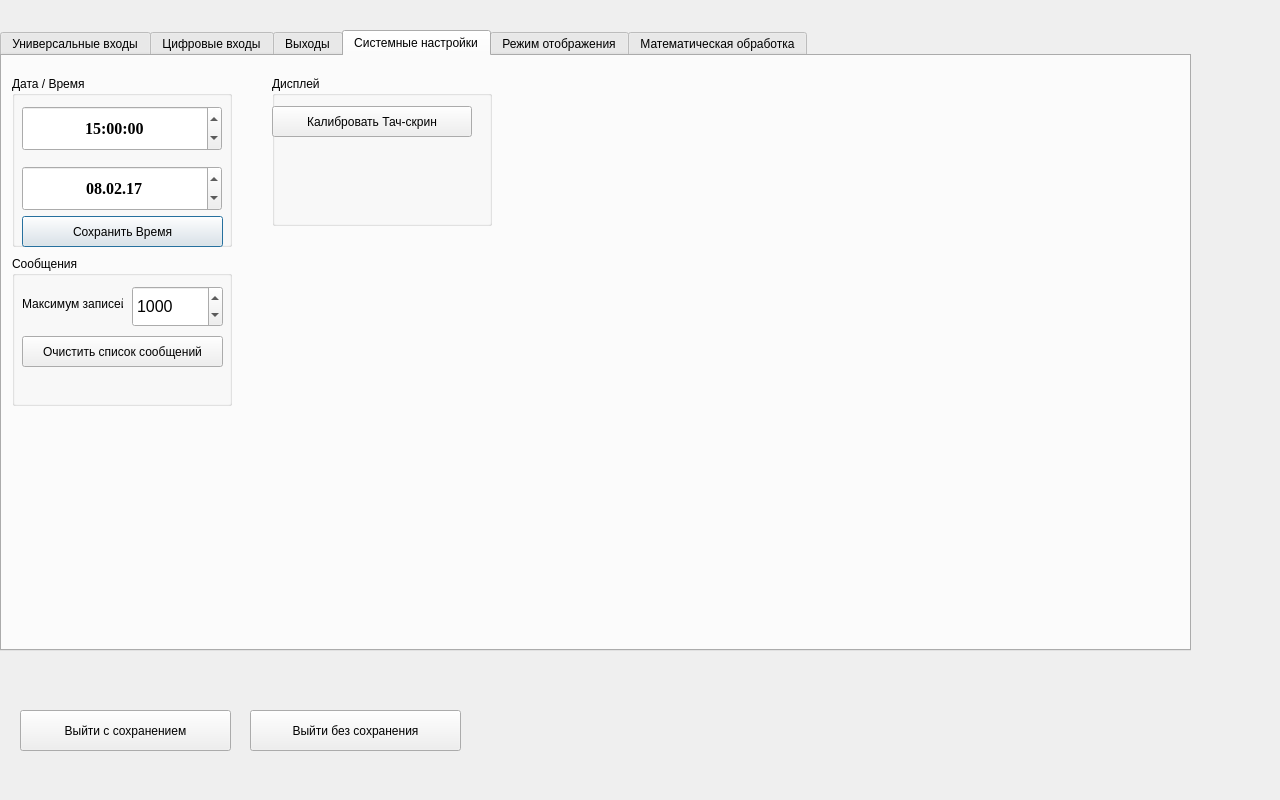
Before: the Qt Designer form options.ui in tomyqg/topaz-m, drawn with Qt 5.
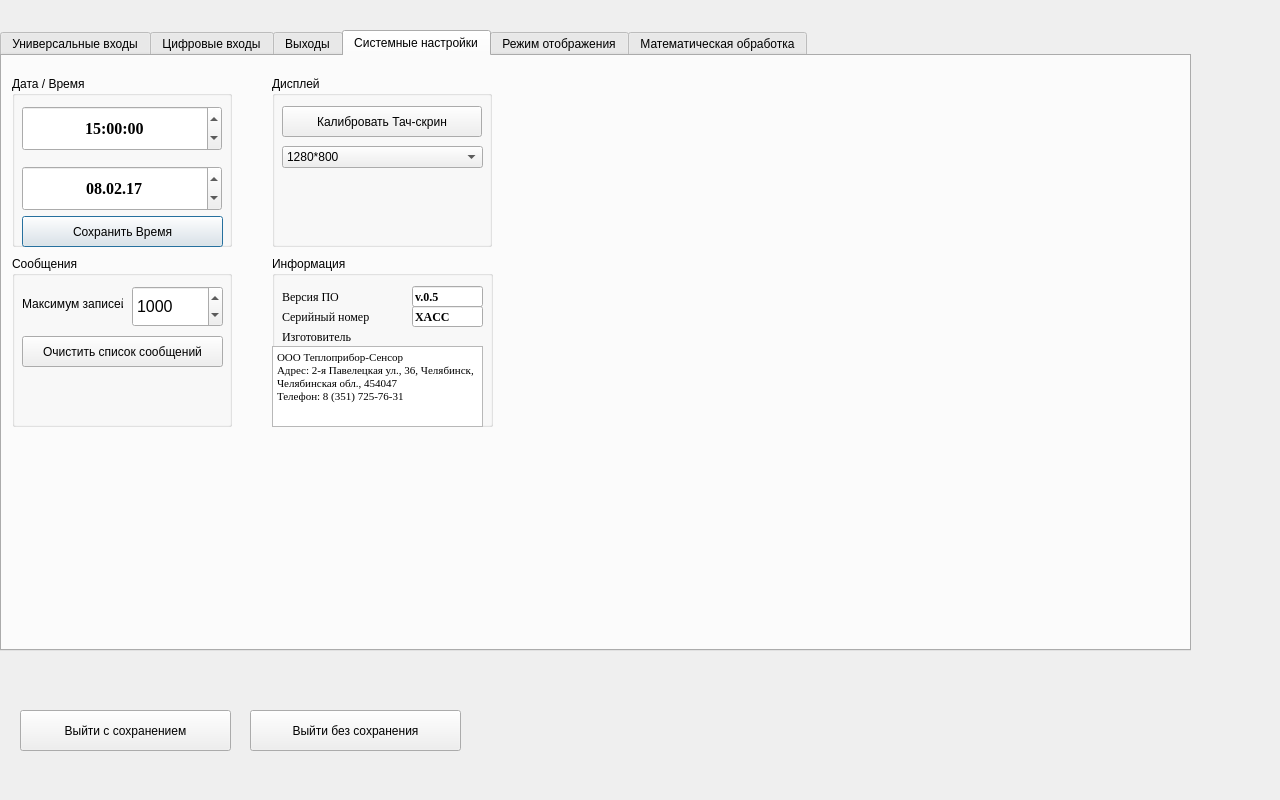
After: the same form once the commit is applied. The open tabs and pages were chosen to show the change.

```diff
--- a/options.ui
+++ b/options.ui
@@ -3061,7 +3061,7 @@
        <x>270</x>
        <y>20</y>
        <width>220</width>
-       <height>150</height>
+       <height>171</height>
       </rect>
      </property>
      <property name="title">
@@ -3070,7 +3070,7 @@
      <widget class="QPushButton" name="pushButton_3">
       <property name="geometry">
        <rect>
-        <x>0</x>
+        <x>10</x>
         <y>30</y>
         <width>200</width>
         <height>31</height>
@@ -3080,6 +3080,21 @@
        <string>Калибровать Тач-скрин</string>
       </property>
      </widget>
+     <widget class="QComboBox" name="comboBox">
+      <property name="geometry">
+       <rect>
+        <x>10</x>
+        <y>70</y>
+        <width>201</width>
+        <height>22</height>
+       </rect>
+      </property>
+      <item>
+       <property name="text">
+        <string>1280*800</string>
+       </property>
+      </item>
+     </widget>
     </widget>
     <widget class="QGroupBox" name="groupBox_18">
      <property name="geometry">
@@ -3087,7 +3102,7 @@
        <x>10</x>
        <y>200</y>
        <width>220</width>
-       <height>150</height>
+       <height>171</height>
       </rect>
      </property>
      <property name="title">
@@ -3147,6 +3162,143 @@
       </property>
      </widget>
     </widget>
+    <widget class="QGroupBox" name="groupBox_19">
+     <property name="geometry">
+      <rect>
+       <x>270</x>
+       <y>200</y>
+       <width>221</width>
+       <height>171</height>
+      </rect>
+     </property>
+     <property name="title">
+      <string>Информация</string>
+     </property>
+     <widget class="QLabel" name="label_11">
+      <property name="geometry">
+       <rect>
+        <x>10</x>
+        <y>30</y>
+        <width>61</width>
+        <height>21</height>
+       </rect>
+      </property>
+      <property name="font">
+       <font>
+        <family>Times New Roman</family>
+       </font>
+      </property>
+      <property name="text">
+       <string>Версия ПО</string>
+      </property>
+     </widget>
+     <widget class="QLabel" name="label_12">
+      <property name="geometry">
+       <rect>
+        <x>10</x>
+        <y>50</y>
+        <width>91</width>
+        <height>21</height>
+       </rect>
+      </property>
+      <property name="font">
+       <font>
+        <family>Times New Roman</family>
+       </font>
+      </property>
+      <property name="text">
+       <string>Серийный номер</string>
+      </property>
+     </widget>
+     <widget class="QLineEdit" name="lineEdit_2">
+      <property name="geometry">
+       <rect>
+        <x>140</x>
+        <y>50</y>
+        <width>71</width>
+        <height>21</height>
+       </rect>
+      </property>
+      <property name="font">
+       <font>
+        <family>Times New Roman</family>
+        <weight>75</weight>
+        <bold>true</bold>
+       </font>
+      </property>
+      <property name="text">
+       <string>XACC</string>
+      </property>
+      <property name="readOnly">
+       <bool>true</bool>
+      </property>
+     </widget>
+     <widget class="QLineEdit" name="lineEdit">
+      <property name="geometry">
+       <rect>
+        <x>140</x>
+        <y>30</y>
+        <width>71</width>
+        <height>21</height>
+       </rect>
+      </property>
+      <property name="font">
+       <font>
+        <family>Times New Roman</family>
+        <weight>75</weight>
+        <bold>true</bold>
+       </font>
+      </property>
+      <property name="text">
+       <string>v.0.5</string>
+      </property>
+      <property name="readOnly">
+       <bool>true</bool>
+      </property>
+     </widget>
+     <widget class="QLabel" name="label_19">
+      <property name="geometry">
+       <rect>
+        <x>10</x>
+        <y>70</y>
+        <width>91</width>
+        <height>21</height>
+       </rect>
+      </property>
+      <property name="font">
+       <font>
+        <family>Times New Roman</family>
+       </font>
+      </property>
+      <property name="text">
+       <string>Изготовитель </string>
+      </property>
+     </widget>
+     <widget class="QTextEdit" name="textEdit">
+      <property name="geometry">
+       <rect>
+        <x>0</x>
+        <y>90</y>
+        <width>211</width>
+        <height>81</height>
+       </rect>
+      </property>
+      <property name="font">
+       <font>
+        <family>Times New Roman</family>
+       </font>
+      </property>
+      <property name="html">
+       <string>&lt;!DOCTYPE HTML PUBLIC &quot;-//W3C//DTD HTML 4.0//EN&quot; &quot;http://www.w3.org/TR/REC-html40/strict.dtd&quot;&gt;
+&lt;html&gt;&lt;head&gt;&lt;meta name=&quot;qrichtext&quot; content=&quot;1&quot; /&gt;&lt;style type=&quot;text/css&quot;&gt;
+p, li { white-space: pre-wrap; }
+&lt;/style&gt;&lt;/head&gt;&lt;body style=&quot; font-family:'Times New Roman'; font-size:8.25pt; font-weight:400; font-style:normal;&quot;&gt;
+&lt;p style=&quot; margin-top:0px; margin-bottom:0px; margin-left:0px; margin-right:0px; -qt-block-indent:0; text-indent:0px;&quot;&gt;&lt;span style=&quot; font-family:'MS Shell Dlg 2';&quot;&gt;ООО Теплоприбор-Сенсор&lt;/span&gt;&lt;/p&gt;
+&lt;p style=&quot; margin-top:0px; margin-bottom:0px; margin-left:0px; margin-right:0px; -qt-block-indent:0; text-indent:0px;&quot;&gt;&lt;span style=&quot; font-family:'MS Shell Dlg 2';&quot;&gt;Адрес: 2-я Павелецкая ул., 36, Челябинск, Челябинская обл., 454047&lt;/span&gt;&lt;/p&gt;
+&lt;p style=&quot; margin-top:0px; margin-bottom:0px; margin-left:0px; margin-right:0px; -qt-block-indent:0; text-indent:0px;&quot;&gt;&lt;span style=&quot; font-family:'MS Shell Dlg 2';&quot;&gt;Телефон: 8 (351) 725-76-31&lt;/span&gt;&lt;/p&gt;&lt;/body&gt;&lt;/html&gt;</string>
+      </property>
+     </widget>
+    </widget>
    </widget>
    <widget class="QWidget" name="tab_3">
     <attribute name="title">
```
Left out of the diff: 157 changed lines with no effect on the pictures.
